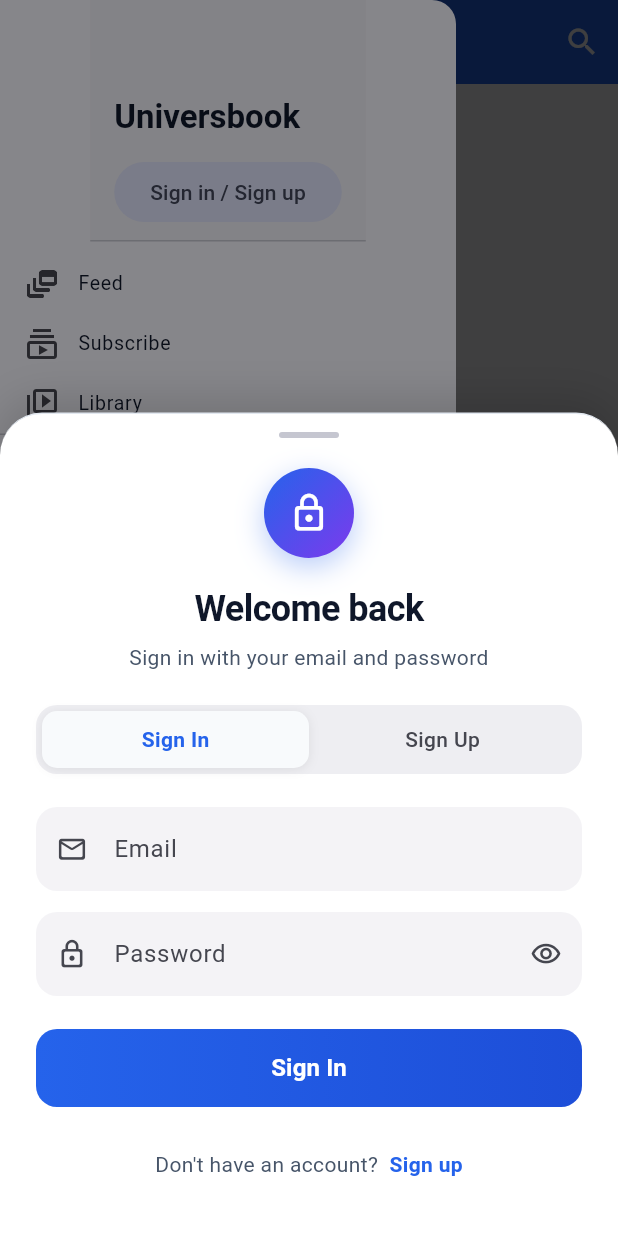
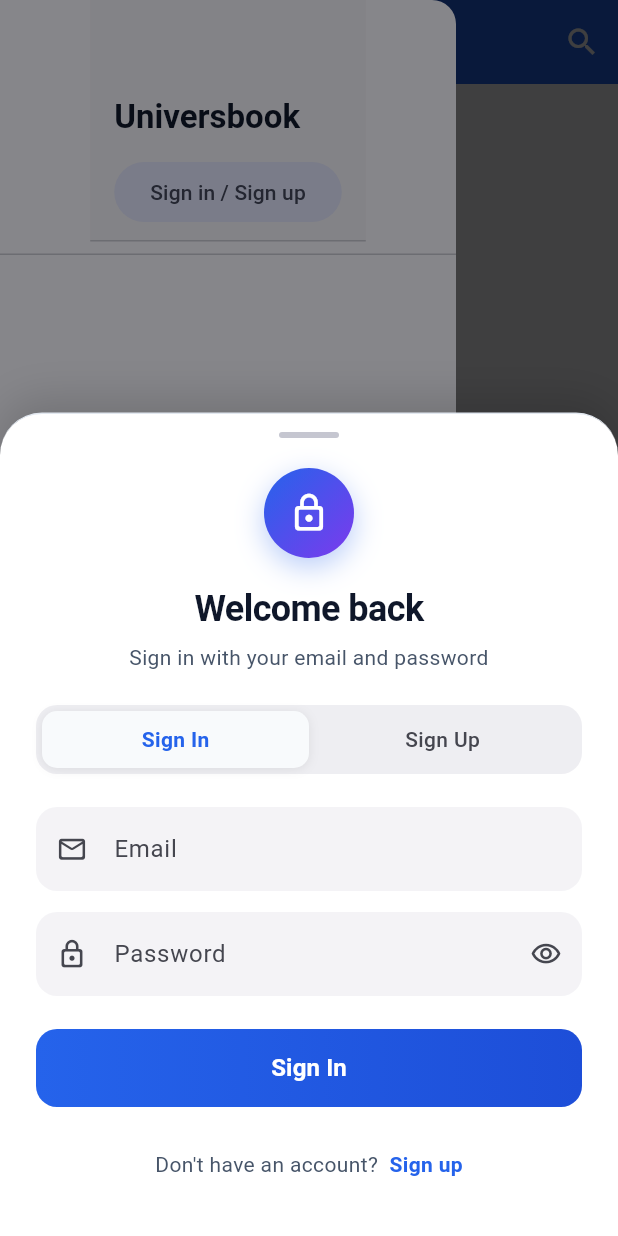
Before and after one commit to nidoham28/universbook, a Flutter app: the screen it shows after launch, with the side drawer open, on a phone screen of 412 x 824 dp. Run offline on Flutter 3.47's test engine with Material 3 defaults, Android fonts, the phone set to English and light mode, and no system bars; our stand-ins replace go_router, shared_preferences, supabase_flutter; accounts and stored records are empty.

Commit message:
Improved uiux

```diff
--- a/lib/presentation/home/widgets/app_drawer.dart
+++ b/lib/presentation/home/widgets/app_drawer.dart
@@ -24,12 +24,11 @@ extension ProfileDisplayName on ProfileModel {
   /// Returns the best name to show in UI.
   /// Priority: display_name (if not default) → username → fallback.
   String get uiDisplayName {
-    const defaultName = 'New user';
-    if (displayName != defaultName && displayName.trim().isNotEmpty) {
+    if (displayName.trim().isNotEmpty) {
       return displayName.trim();
+    } else {
+      return username.trim();
     }
-    if (username.trim().isNotEmpty) return username.trim();
-    return displayName.trim().isNotEmpty ? displayName.trim() : 'User';
   }
 
   /// Single-letter uppercase initial for avatar placeholder.
@@ -150,37 +149,11 @@ class _AppDrawerState extends State<AppDrawer> {
                 },
               ),
 
-            // ---- Nav items ---------------------------------------------
-            _NavItem(
-              icon: Icons.dynamic_feed_outlined,
-              label: 'Feed',
-              onTap: () => _selectTab(0),
-            ),
-            _NavItem(
-              icon: Icons.subscriptions_outlined,
-              label: 'Subscribe',
-              onTap: () => _selectTab(1),
-            ),
-            _NavItem(
-              icon: Icons.video_library_outlined,
-              label: 'Library',
-              onTap: () => _selectTab(2),
-            ),
-
             const Divider(height: 1),
 
             // ---- Authenticated-only links ------------------------------
             if (widget.isAuthenticated) ...[
-              _NavItem(
-                icon: Icons.person_outline,
-                label: 'Profile',
-                onTap: () => _navigate(AppRoutes.about),
-              ),
-              _NavItem(
-                icon: Icons.settings_outlined,
-                label: 'Settings',
-                onTap: () => _navigate(AppRoutes.about),
-              ),
+              // TODO
             ],
 
             const Spacer(),
```
